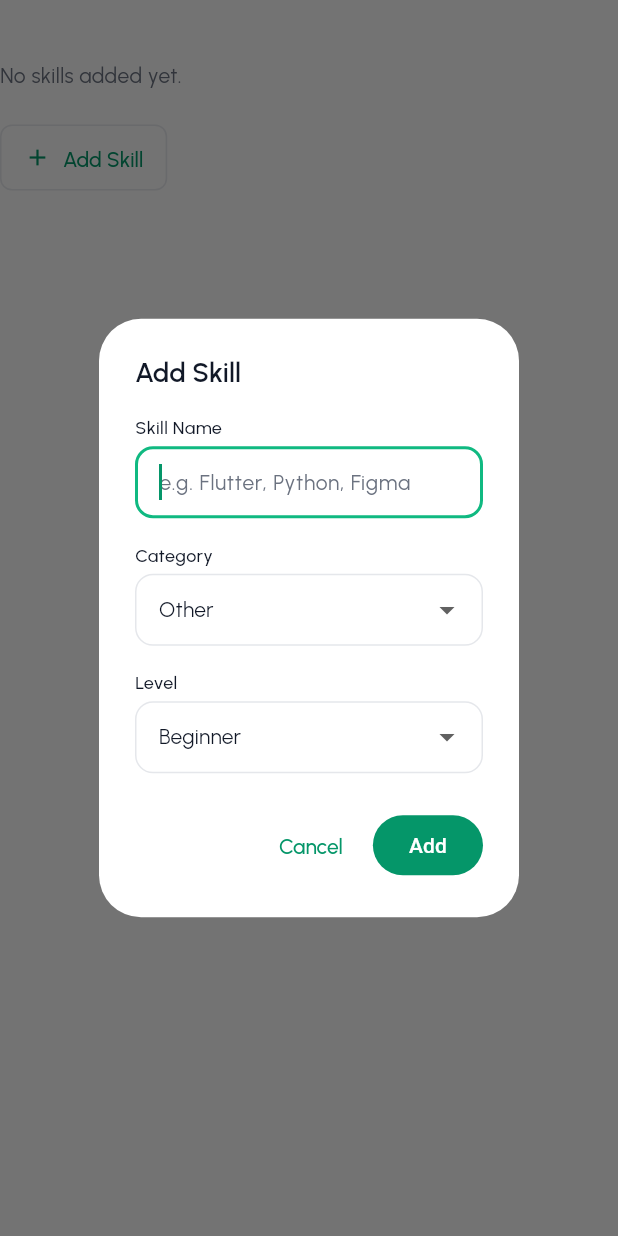
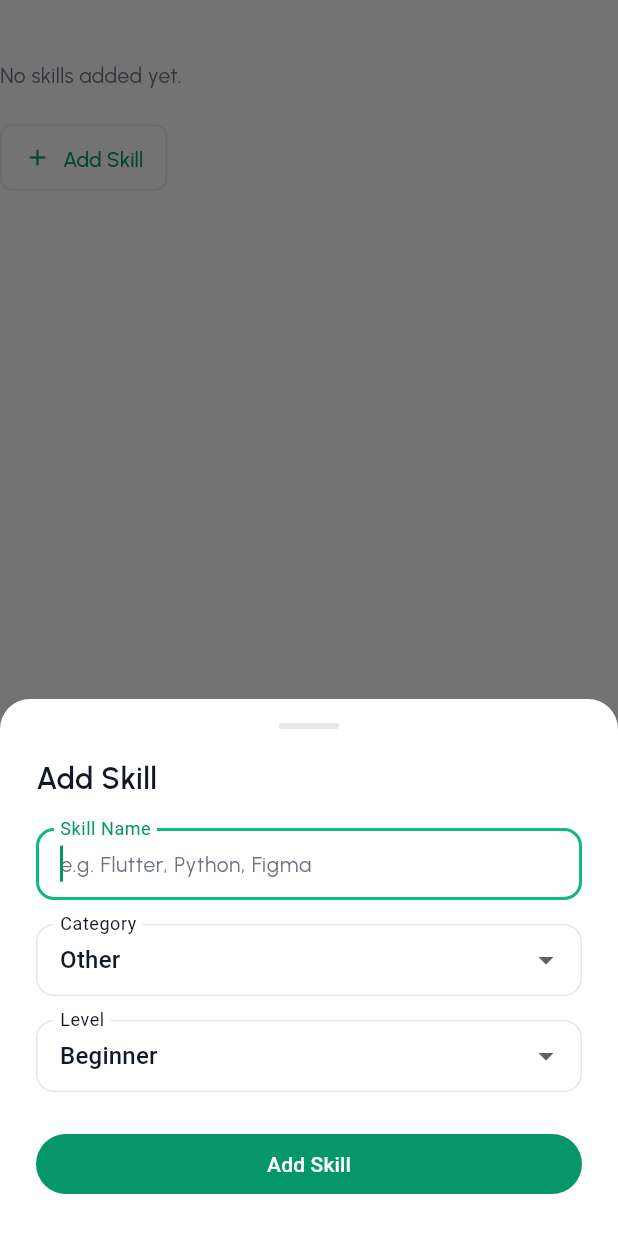
Before and after one commit to Pushparaj13811/flutter, a Flutter app: the SkillsSection widget shown alone on an empty page, opened directly with empty values, after a tap on "Add Skill", on a phone screen of 412 x 824 dp. Run offline on Flutter 3.47's test engine with Material 3 defaults, Android fonts, the phone set to English and light mode, and no system bars; our stand-ins replace cached_network_image, cloud_firestore, connectivity_plus, firebase_auth, firebase_core, firebase_messaging and 11 more; accounts and stored records are empty.

Commit message:
fix: skills dialog crash, matching logic, login spinner, profile cleanup, search navigation
- Bug 1: Replace AlertDialog+StatefulBuilder with showModalBottomSheet+StatefulWidget
  to fix '_dependents.isEmpty' assertion from DropdownButtonFormField
- Bug 2: Matching service now returns ALL users (not just overlapping) and
  provider constructs MatchScoreModel manually instead of using fromJson
- Bug 3: Track which auth button triggered loading to prevent login button
  spinner when Google sign-in is active
- Bug 4: Remove duplicate Edit/Settings/Logout buttons from profile body;
  actions now only in AppBar menu
- Bug 5: Add search icon to Matching screen AppBar for navigation to /search

```diff
--- a/lib/features/matching/screens/matching_screen.dart
+++ b/lib/features/matching/screens/matching_screen.dart
@@ -99,6 +99,11 @@ class _MatchingScreenState extends ConsumerState<MatchingScreen> {
       appBar: AppBar(
         title: const Text('Skill Matching'),
         actions: [
+          IconButton(
+            icon: const Icon(Icons.search),
+            tooltip: 'Search',
+            onPressed: () => context.push(RouteNames.search),
+          ),
           IconButton(
             icon: const Icon(Icons.filter_list),
             tooltip: 'Filters',
--- a/lib/features/profile/widgets/skills_section.dart
+++ b/lib/features/profile/widgets/skills_section.dart
@@ -28,143 +28,19 @@ class _SkillsSectionState extends State<SkillsSection> {
   }
 
   Future<void> _showAddSkillDialog() async {
-    final nameController = TextEditingController();
-    SkillCategory selectedCategory = SkillCategory.other;
-    SkillLevel selectedLevel = SkillLevel.beginner;
-
-    await showDialog<void>(
+    final result = await showModalBottomSheet<SkillModel?>(
       context: context,
-      builder: (dialogContext) {
-        return StatefulBuilder(
-          builder: (context, setDialogState) {
-            return AlertDialog(
-              title: Text('Add Skill', style: AppTextStyles.h4),
-              content: SingleChildScrollView(
-                child: Column(
-                  mainAxisSize: MainAxisSize.min,
-                  crossAxisAlignment: CrossAxisAlignment.start,
-                  children: [
-                    Text(
-                      'Skill Name',
-                      style: AppTextStyles.labelMedium.copyWith(
-                        color: context.colors.foreground,
-                      ),
-                    ),
-                    const SizedBox(height: AppSpacing.xs),
-                    TextField(
-                      controller: nameController,
-                      autofocus: true,
-                      decoration: const InputDecoration(
-                        hintText: 'e.g. Flutter, Python, Figma',
-                        border: OutlineInputBorder(),
-                        contentPadding: EdgeInsets.symmetric(
-                          horizontal: AppSpacing.md,
-                          vertical: AppSpacing.sm,
-                        ),
-                      ),
-                    ),
-                    const SizedBox(height: AppSpacing.lg),
-                    Text(
-                      'Category',
-                      style: AppTextStyles.labelMedium.copyWith(
-                        color: context.colors.foreground,
-                      ),
-                    ),
-                    const SizedBox(height: AppSpacing.xs),
-                    DropdownButtonFormField<SkillCategory>(
-                      initialValue: selectedCategory,
-                      isExpanded: true,
-                      decoration: const InputDecoration(
-                        border: OutlineInputBorder(),
-                        contentPadding: EdgeInsets.symmetric(
-                          horizontal: AppSpacing.md,
-                          vertical: AppSpacing.sm,
-                        ),
-                      ),
-                      items: SkillCategory.values.map((cat) {
-                        return DropdownMenuItem(
-                          value: cat,
-                          child: Text(cat.value, style: AppTextStyles.bodyMedium),
-                        );
-                      }).toList(),
-                      onChanged: (val) {
-                        if (val != null) {
-                          setDialogState(() => selectedCategory = val);
-                        }
-                      },
-                    ),
-                    const SizedBox(height: AppSpacing.lg),
-                    Text(
-                      'Level',
-                      style: AppTextStyles.labelMedium.copyWith(
-                        color: context.colors.foreground,
-                      ),
-                    ),
-                    const SizedBox(height: AppSpacing.xs),
-                    DropdownButtonFormField<SkillLevel>(
-                      initialValue: selectedLevel,
-                      isExpanded: true,
-                      decoration: const InputDecoration(
-                        border: OutlineInputBorder(),
-                        contentPadding: EdgeInsets.symmetric(
-                          horizontal: AppSpacing.md,
-                          vertical: AppSpacing.sm,
-                        ),
-                      ),
-                      items: SkillLevel.values.map((lvl) {
-                        return DropdownMenuItem(
-                          value: lvl,
-                          child: Text(
-                            _capitalize(lvl.value),
-                            style: AppTextStyles.bodyMedium,
-                          ),
-                        );
-                      }).toList(),
-                      onChanged: (val) {
-                        if (val != null) {
-                          setDialogState(() => selectedLevel = val);
-                        }
-                      },
-                    ),
-                  ],
-                ),
-              ),
-              actions: [
-                TextButton(
-                  onPressed: () => Navigator.of(dialogContext).pop(),
-                  child: const Text('Cancel'),
-                ),
-                FilledButton(
-                  onPressed: () {
-                    final name = nameController.text.trim();
-                    if (name.isEmpty) return;
-
-                    final newSkill = SkillModel(
-                      id: 'tmp_${DateTime.now().millisecondsSinceEpoch}',
-                      name: name,
-                      category: selectedCategory.value,
-                      level: selectedLevel,
-                    );
-
-                    final updated = [...widget.skills, newSkill];
-                    widget.onChanged(updated);
-                    Navigator.of(dialogContext).pop();
-                  },
-                  child: const Text('Add'),
-                ),
-              ],
-            );
-          },
-        );
-      },
+      isScrollControlled: true,
+      shape: const RoundedRectangleBorder(
+        borderRadius: BorderRadius.vertical(top: Radius.circular(20)),
+      ),
+      builder: (ctx) => const _AddSkillSheet(),
     );
 
-    nameController.dispose();
-  }
-
-  String _capitalize(String s) {
-    if (s.isEmpty) return s;
-    return s[0].toUpperCase() + s.substring(1);
+    if (result != null) {
+      final updated = [...widget.skills, result];
+      widget.onChanged(updated);
+    }
   }
 
   @override
@@ -216,6 +92,125 @@ class _SkillsSectionState extends State<SkillsSection> {
   }
 }
 
+// ── Add Skill Bottom Sheet (StatefulWidget to avoid StatefulBuilder bug) ──────
+
+class _AddSkillSheet extends StatefulWidget {
+  const _AddSkillSheet();
+
+  @override
+  State<_AddSkillSheet> createState() => _AddSkillSheetState();
+}
+
+class _AddSkillSheetState extends State<_AddSkillSheet> {
+  final _nameController = TextEditingController();
+  SkillCategory _selectedCategory = SkillCategory.other;
+  SkillLevel _selectedLevel = SkillLevel.beginner;
+
+  @override
+  void dispose() {
+    _nameController.dispose();
+    super.dispose();
+  }
+
+  @override
+  Widget build(BuildContext context) {
+    return Padding(
+      padding: EdgeInsets.only(
+        left: 24,
+        right: 24,
+        top: 16,
+        bottom: MediaQuery.of(context).viewInsets.bottom + 24,
+      ),
+      child: Column(
+        mainAxisSize: MainAxisSize.min,
+        crossAxisAlignment: CrossAxisAlignment.stretch,
+        children: [
+          // Drag handle
+          Center(
+            child: Container(
+              width: 40,
+              height: 4,
+              decoration: BoxDecoration(
+                color: Theme.of(context).dividerColor,
+                borderRadius: BorderRadius.circular(2),
+              ),
+            ),
+          ),
+          const SizedBox(height: 20),
+          Text('Add Skill', style: AppTextStyles.h3),
+          const SizedBox(height: 20),
+
+          // Skill name
+          TextField(
+            controller: _nameController,
+            autofocus: true,
+            decoration: InputDecoration(
+              labelText: 'Skill Name',
+              hintText: 'e.g. Flutter, Python, Figma',
+              border: OutlineInputBorder(
+                borderRadius: BorderRadius.circular(12),
+              ),
+            ),
+          ),
+          const SizedBox(height: 16),
+
+          // Category dropdown
+          DropdownButtonFormField<SkillCategory>(
+            value: _selectedCategory,
+            decoration: InputDecoration(
+              labelText: 'Category',
+              border: OutlineInputBorder(
+                borderRadius: BorderRadius.circular(12),
+              ),
+            ),
+            items: SkillCategory.values
+                .map((c) => DropdownMenuItem(value: c, child: Text(c.value)))
+                .toList(),
+            onChanged: (v) => setState(() => _selectedCategory = v!),
+          ),
+          const SizedBox(height: 16),
+
+          // Level dropdown
+          DropdownButtonFormField<SkillLevel>(
+            value: _selectedLevel,
+            decoration: InputDecoration(
+              labelText: 'Level',
+              border: OutlineInputBorder(
+                borderRadius: BorderRadius.circular(12),
+              ),
+            ),
+            items: SkillLevel.values
+                .map((l) => DropdownMenuItem(
+                      value: l,
+                      child: Text(l.value[0].toUpperCase() + l.value.substring(1)),
+                    ))
+                .toList(),
+            onChanged: (v) => setState(() => _selectedLevel = v!),
+          ),
+          const SizedBox(height: 24),
+
+          // Add button
+          FilledButton(
+            onPressed: () {
+              final name = _nameController.text.trim();
+              if (name.isEmpty) return;
+              Navigator.of(context).pop(SkillModel(
+                id: 'tmp_${DateTime.now().millisecondsSinceEpoch}',
+                name: name,
+                category: _selectedCategory.value,
+                level: _selectedLevel,
+              ));
+            },
+            child: const Text('Add Skill'),
+          ),
+        ],
+      ),
+    );
+  }
+}
+
+// ── Deletable Skill Chip ─────────────────────────────────────────────────────
+
 class _DeletableSkillChip extends StatelessWidget {
   const _DeletableSkillChip({
     required this.skill,
```
Also changed, not shown: lib/data/sources/firebase/matching_firestore_service.dart (+50 -16 lines), lib/features/auth/screens/login_screen.dart (+14 -9 lines), lib/features/matching/providers/matching_provider.dart (+107 -5 lines), lib/features/profile/widgets/profile_view.dart (+3 -53 lines).
